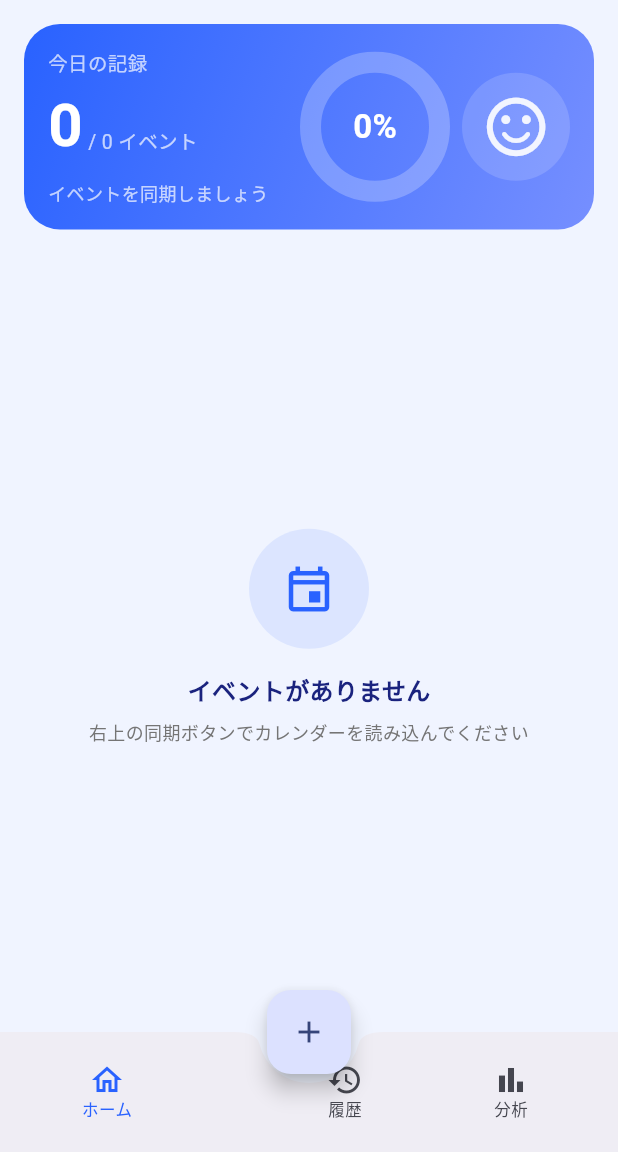
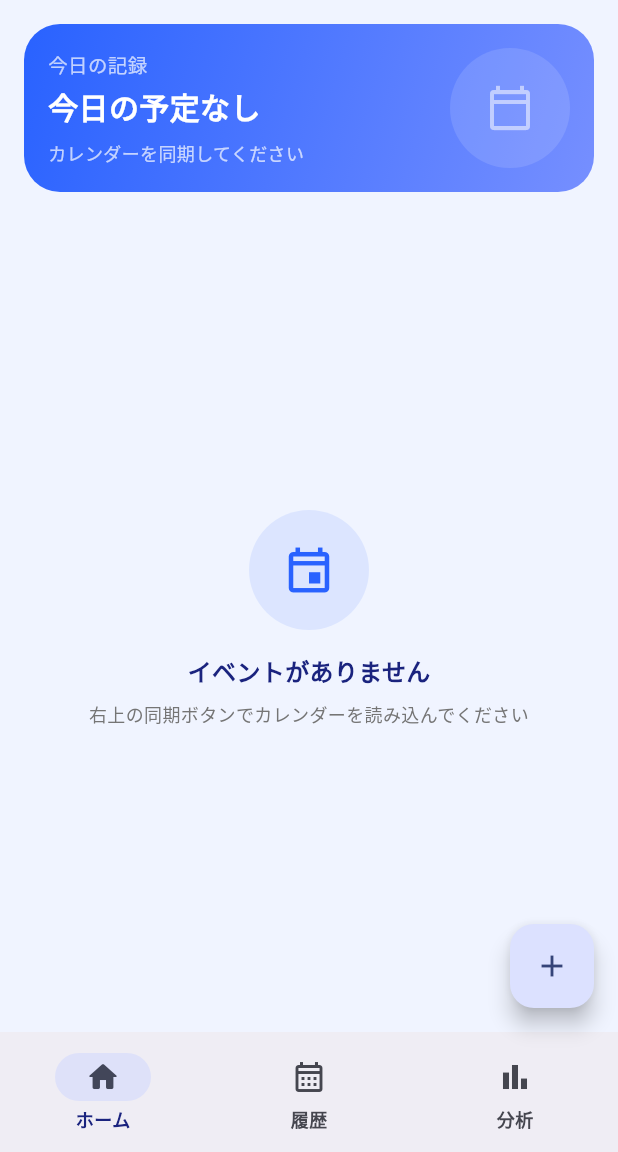
Before and after one commit to Yukkurisiteikitai/AleartMyController, a Flutter app: the EventListScreen screen opened by its route, on a phone screen of 412 x 824 dp, the part 84-1236 px from its top. Run offline on Flutter 3.47's test engine with Material 3 defaults, Android fonts, the phone set to English and light mode, and no system bars; drawn by our look-alikes of fl_chart; our stand-ins replace drift, drift_flutter, flutter_image_compress, flutter_local_notifications, flutter_riverpod, go_router and 10 more; missing offline and left inert: extension_google_sign_in_as_googleapis_auth, googleapis, unorm_dart, workmanager; accounts and stored records are empty; generated files the repository leaves out were written again.

Commit message:
fix: 波12 UI不具合 追加5点修正
- nav: BottomAppBar+centerDocked FAB → NavigationBar(Material3)に置換、+ボタン位置を整理
- home: 今日のイベントのみに絞りカウント表示(全イベント混入バグ修正)、今日0件時は「今日の予定なし」表示
- home: マスコットアイコン(Ghosty)をホームカードから削除
- photo: Image.asset → Image.file(dart:io)に修正、Webはプレースホルダー表示
- mascot: TODO(asset)コメントをより明確に整理

Co-Authored-By: Claude Sonnet 4.6 <noreply@anthropic.com>

```diff
--- a/flutter/amc/lib/features/add_record/add_record_screen.dart
+++ b/flutter/amc/lib/features/add_record/add_record_screen.dart
@@ -1,3 +1,5 @@
+import 'dart:io';
+
 import 'package:flutter/foundation.dart' show kIsWeb;
 import 'package:flutter/material.dart';
 import 'package:flutter_riverpod/flutter_riverpod.dart';
@@ -270,16 +272,13 @@ class _PhotoThumbnail extends StatelessWidget {
       child: Stack(
         fit: StackFit.expand,
         children: [
-          if (filePath != null)
-            Image.asset(
-              filePath!,
+          if (filePath != null && !kIsWeb)
+            Image.file(
+              File(filePath!),
               fit: BoxFit.cover,
               errorBuilder: (_, _, _) => Container(
                 color: AppTheme.primary.withValues(alpha: 0.1),
-                child: const Icon(
-                  Icons.photo_outlined,
-                  color: AppTheme.primary,
-                ),
+                child: const Icon(Icons.photo_outlined, color: AppTheme.primary),
               ),
             )
           else
--- a/flutter/amc/lib/features/event_detail/event_detail_screen.dart
+++ b/flutter/amc/lib/features/event_detail/event_detail_screen.dart
@@ -1,3 +1,6 @@
+import 'dart:io';
+
+import 'package:flutter/foundation.dart' show kIsWeb;
 import 'package:flutter/material.dart';
 import 'package:flutter_riverpod/flutter_riverpod.dart';
 import 'package:go_router/go_router.dart';
@@ -341,18 +344,25 @@ class _RecordTimelineItem extends StatelessWidget {
                   if (firstPhoto != null)
                     ClipRRect(
                       borderRadius: BorderRadius.circular(AppTheme.radiusSm),
-                      child: Image.asset(
-                        firstPhoto.filePath,
+                      child: kIsWeb
+                          ? Container(
+                              height: 120,
+                              color: AppTheme.background,
+                              child: const Center(
+                                child: Icon(
+                                  Icons.photo_outlined,
+                                  color: AppTheme.textSecondary,
+                                ),
+                              ),
+                            )
+                          : Image.file(
+                              File(firstPhoto.filePath),
                               height: 120,
                               width: double.infinity,
                               fit: BoxFit.cover,
                               errorBuilder: (_, _, _) => Container(
                                 height: 120,
-                          decoration: BoxDecoration(
                                 color: AppTheme.background,
-                            borderRadius:
-                                BorderRadius.circular(AppTheme.radiusSm),
-                          ),
                                 child: const Icon(
                                   Icons.broken_image_outlined,
                                   color: AppTheme.textSecondary,
--- a/flutter/amc/lib/features/event_list/event_list_screen.dart
+++ b/flutter/amc/lib/features/event_list/event_list_screen.dart
@@ -8,7 +8,6 @@ import '../../data/local/database.dart';
 import '../../data/local/daos/record_dao.dart';
 import '../../widgets/brand_header.dart';
 import '../../widgets/donut_progress.dart';
-import '../../widgets/mascot_widget.dart';
 import 'event_list_notifier.dart';
 
 /// ホーム（イベント一覧）画面（Android: EventListScreen / EventListViewModel 相当）。
@@ -31,9 +30,14 @@ class EventListScreen extends ConsumerWidget {
       }
     });
 
-    // 達成率: 記録ありのイベント / 全イベント
-    final totalEvents = state.events.length;
-    final eventsWithRecords = state.events.where((e) {
+    // 今日のイベントだけに絞って達成率を計算する。
+    final now = DateTime.now();
+    final todayEvents = state.events.where((e) {
+      final d = DateTime.fromMillisecondsSinceEpoch(e.startTime);
+      return d.year == now.year && d.month == now.month && d.day == now.day;
+    }).toList();
+    final totalEvents = todayEvents.length;
+    final eventsWithRecords = todayEvents.where((e) {
       final c = state.countFor(e.eventId);
       return c.photoCount + c.memoCount > 0;
     }).length;
@@ -197,12 +201,19 @@ class _TodaySummaryCard extends StatelessWidget {
               children: [
                 const Text(
                   '今日の記録',
-                  style: TextStyle(
-                    color: Colors.white70,
-                    fontSize: 13,
-                  ),
+                  style: TextStyle(color: Colors.white70, fontSize: 13),
                 ),
                 const SizedBox(height: AppTheme.spacingXs),
+                if (totalEvents == 0)
+                  const Text(
+                    '今日の予定なし',
+                    style: TextStyle(
+                      color: Colors.white,
+                      fontSize: 20,
+                      fontWeight: FontWeight.w600,
+                    ),
+                  )
+                else
                   Row(
                     crossAxisAlignment: CrossAxisAlignment.end,
                     children: [
@@ -217,7 +228,7 @@ class _TodaySummaryCard extends StatelessWidget {
                       Padding(
                         padding: const EdgeInsets.only(bottom: 8),
                         child: Text(
-                        ' / $totalEvents イベント',
+                          ' / $totalEvents 件',
                           style: const TextStyle(
                             color: Colors.white70,
                             fontSize: 13,
@@ -228,16 +239,16 @@ class _TodaySummaryCard extends StatelessWidget {
                   ),
                 const SizedBox(height: AppTheme.spacingSm),
                 Text(
-                  totalEvents == 0 ? 'イベントを同期しましょう' : '記録のあるイベント',
-                  style: const TextStyle(
-                    color: Colors.white70,
-                    fontSize: 12,
-                  ),
+                  totalEvents == 0
+                      ? 'カレンダーを同期してください'
+                      : '記録済みイベント',
+                  style: const TextStyle(color: Colors.white70, fontSize: 12),
                 ),
               ],
             ),
           ),
-          // 中: ドーナツ
+          // ドーナツ（今日のイベントがある場合のみ）
+          if (totalEvents > 0)
             DonutProgress(
               value: progress,
               size: 100,
@@ -248,10 +259,21 @@ class _TodaySummaryCard extends StatelessWidget {
                 fontWeight: FontWeight.w700,
                 color: Colors.white,
               ),
+            )
+          else
+            Container(
+              width: 80,
+              height: 80,
+              decoration: BoxDecoration(
+                color: Colors.white.withValues(alpha: 0.12),
+                shape: BoxShape.circle,
               ),
-          const SizedBox(width: AppTheme.spacingSm),
-          // 右: マスコット
-          const MascotWidget(size: 72),
+              child: const Icon(
+                Icons.calendar_today_outlined,
+                color: Colors.white54,
+                size: 32,
+              ),
+            ),
         ],
       ),
     );
--- a/flutter/amc/lib/routing/app_router.dart
+++ b/flutter/amc/lib/routing/app_router.dart
@@ -155,76 +155,34 @@ class _ScaffoldWithNavBar extends StatelessWidget {
   Widget build(BuildContext context) {
     return Scaffold(
       body: navigationShell,
+      // 突発記録ボタン: Material3 NavigationBar との共存のため endFloat に配置。
+      // TODO(P3/dashboard): 下書き作成ダイアログを挟む。今は直接 /dashboard へ。
       floatingActionButton: FloatingActionButton(
-        // 突発下書き開始（Android: 中央 FAB → 下書きダイアログ → ダッシュボード）。
-        // TODO(P3/dashboard): 下書き作成ダイアログを挟む。今は直接 /dashboard へ。
         onPressed: () => context.push('/dashboard'),
         tooltip: '突発記録を開始',
         child: const Icon(Icons.add),
       ),
-      floatingActionButtonLocation: FloatingActionButtonLocation.centerDocked,
-      bottomNavigationBar: BottomAppBar(
-        shape: const CircularNotchedRectangle(),
-        notchMargin: 6,
-        child: Row(
-          mainAxisAlignment: MainAxisAlignment.spaceAround,
-          children: [
-            _NavButton(
-              icon: Icons.home_outlined,
+      bottomNavigationBar: NavigationBar(
+        selectedIndex: navigationShell.currentIndex,
+        onDestinationSelected: _goBranch,
+        destinations: const [
+          NavigationDestination(
+            icon: Icon(Icons.home_outlined),
+            selectedIcon: Icon(Icons.home_rounded),
             label: 'ホーム',
-              selected: navigationShell.currentIndex == 0,
-              onTap: () => _goBranch(0),
           ),
-            const SizedBox(width: 48), // 中央 FAB のためのスペース
-            _NavButton(
-              icon: Icons.history,
+          NavigationDestination(
+            icon: Icon(Icons.calendar_month_outlined),
+            selectedIcon: Icon(Icons.calendar_month_rounded),
             label: '履歴',
-              selected: navigationShell.currentIndex == 1,
-              onTap: () => _goBranch(1),
           ),
-            _NavButton(
-              icon: Icons.bar_chart_outlined,
+          NavigationDestination(
+            icon: Icon(Icons.bar_chart_outlined),
+            selectedIcon: Icon(Icons.bar_chart_rounded),
             label: '分析',
-              selected: navigationShell.currentIndex == 2,
-              onTap: () => _goBranch(2),
           ),
         ],
-        ),
       ),
     );
   }
 }
-
-class _NavButton extends StatelessWidget {
-  const _NavButton({
-    required this.icon,
-    required this.label,
-    required this.selected,
-    required this.onTap,
-  });
-
-  final IconData icon;
-  final String label;
-  final bool selected;
-  final VoidCallback onTap;
-
-  @override
-  Widget build(BuildContext context) {
-    final color = selected
-        ? Theme.of(context).colorScheme.primary
-        : Theme.of(context).colorScheme.onSurfaceVariant;
-    return Expanded(
-      child: InkWell(
-        onTap: onTap,
-        child: Column(
-          mainAxisSize: MainAxisSize.min,
-          mainAxisAlignment: MainAxisAlignment.center,
-          children: [
-            Icon(icon, color: color),
-            Text(label, style: TextStyle(color: color, fontSize: 11)),
-          ],
-        ),
-      ),
-    );
-  }
-}
```
Lines whose indentation alone changed are shown as unchanged.
